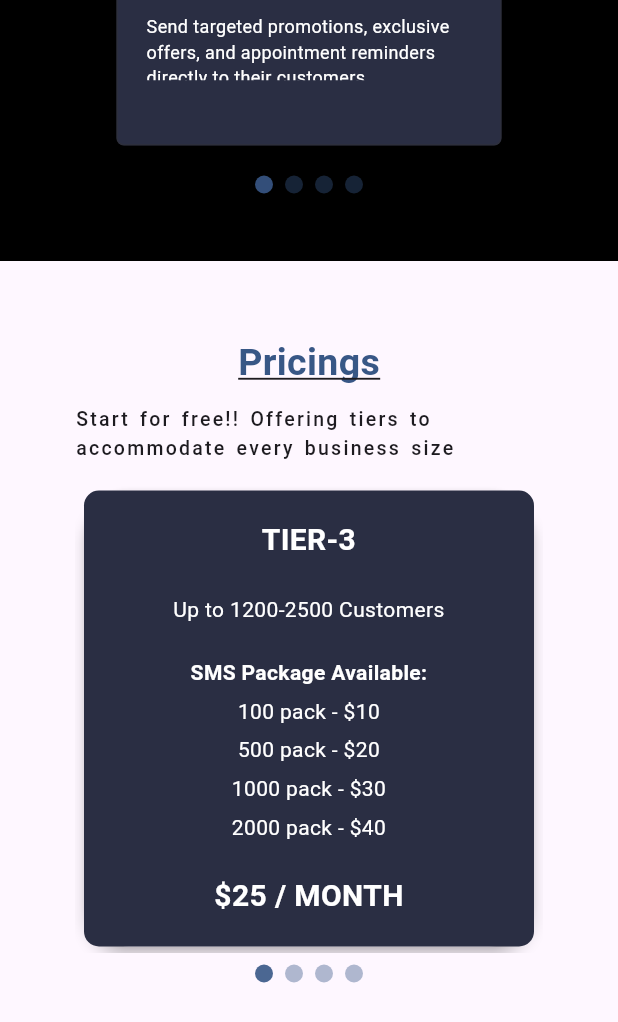
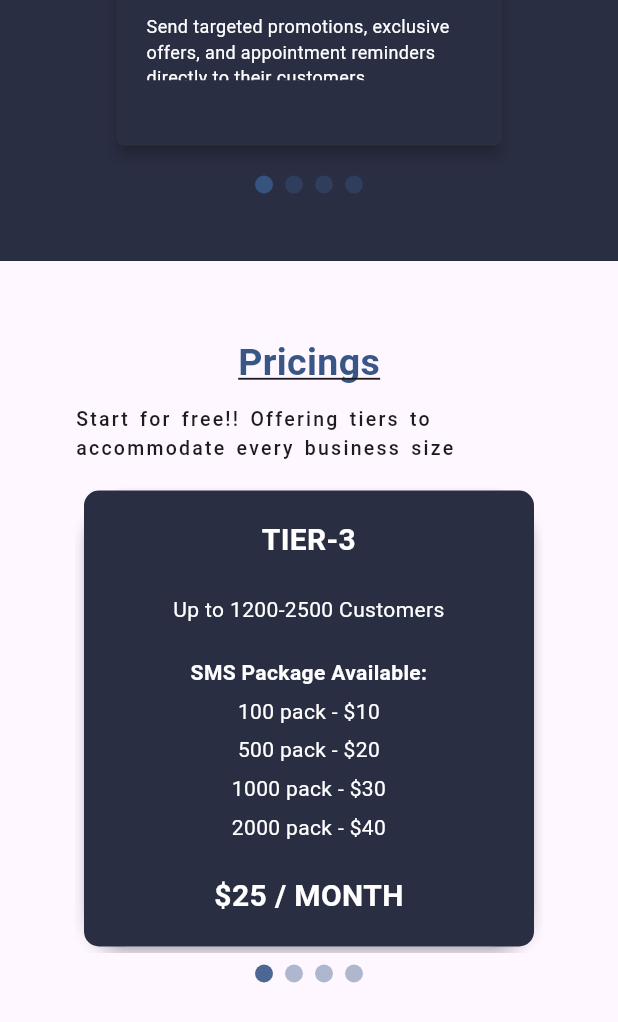
Before and after one commit to rajushah404/Loyalty, a Flutter app: the screen it shows after launch, scrolled down 2126 dp, on a phone screen of 412 x 824 dp. Shown: the top 1022 px of the screen. Run offline on Flutter 3.47's test engine with Material 3 defaults, Android fonts, the phone set to English and light mode, and no system bars; drawn by our look-alikes of carousel_slider.

Commit message:
some naming changes

```diff
--- a/lib/03_application/page/main_screen/main_screen.dart
+++ b/lib/03_application/page/main_screen/main_screen.dart
@@ -1,7 +1,7 @@
 import 'package:flutter/material.dart';
 import 'package:loyalty_system/03_application/page/about_us/about_us.dart';
-import 'package:loyalty_system/03_application/page/about_us/widgets/cloud_info.dart';
-import 'package:loyalty_system/03_application/page/landing_page/home_page.dart';
+import 'package:loyalty_system/03_application/page/services/service_page.dart';
+import 'package:loyalty_system/03_application/page/home_page/home_page.dart';
 import 'package:loyalty_system/03_application/page/pricing_page/pricing_page.dart';
 import 'package:loyalty_system/screen_size.dart';
 
@@ -50,7 +50,7 @@ class _MainScreenState extends State<MainScreen> {
   Widget _buildCloudInfo() {
     return SizedBox(
       height: isLargeScreen(context) ? 700 : 600,
-      child: const CloudInfo(),
+      child: const ServicePage(),
     );
   }
 
--- a/lib/03_application/page/about_us/widgets/cloud_info.dart
+++ b/lib/03_application/page/services/service_page.dart
@@ -2,24 +2,24 @@ import 'package:carousel_slider/carousel_slider.dart';
 import 'package:flutter/material.dart';
 import 'package:loyalty_system/03_application/core/app_color.dart';
 import 'package:loyalty_system/03_application/page/about_us/widgets/company_overview.dart';
-import 'package:loyalty_system/03_application/page/about_us/widgets/feature_card.dart';
+import 'package:loyalty_system/03_application/page/services/widgets/feature_card.dart';
 import 'package:loyalty_system/screen_size.dart';
 
-class CloudInfo extends StatefulWidget {
-  const CloudInfo({super.key});
+class ServicePage extends StatefulWidget {
+  const ServicePage({super.key});
 
   @override
-  State<CloudInfo> createState() => _CloudInfoState();
+  State<ServicePage> createState() => _ServicePageState();
 }
 
-class _CloudInfoState extends State<CloudInfo> {
+class _ServicePageState extends State<ServicePage> {
   int _current = 0;
   final CarouselController _controller = CarouselController();
   @override
   Widget build(BuildContext context) {
     return Scaffold(
       body: Container(
-        color: Colors.black,
+        color: const Color(0xFF2A2E43).withOpacity(1),
         child: Padding(
           padding: const EdgeInsets.only(left: 50, right: 50, top: 50),
           child: Column(
```
Also changed, not shown: lib/03_application/page/home_page/home_page.dart (renamed from lib/03_application/page/landing_page/home_page.dart, +4 -4 lines), lib/03_application/page/home_page/widgets/brand_logo.dart (renamed from lib/03_application/page/landing_page/widgets/brand_logo.dart), lib/03_application/page/home_page/widgets/custom_text_button.dart (renamed from lib/03_application/page/landing_page/widgets/custom_text_button.dart), lib/03_application/page/home_page/widgets/drawer_widget.dart (renamed from lib/03_application/page/landing_page/widgets/drawer_widget.dart), lib/03_application/page/home_page/widgets/home_info_page.dart (renamed from lib/03_application/page/landing_page/widgets/home_info_page.dart), lib/03_application/page/home_page/widgets/top_menu.dart (renamed from lib/03_application/page/landing_page/widgets/top_menu.dart), lib/03_application/page/services/widgets/feature_card.dart (renamed from lib/03_application/page/about_us/widgets/feature_card.dart).
